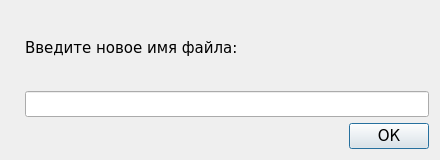
First picture: the form in MyServer/inputdial.ui, repository evgrafoov/VKRServer, before the edit.
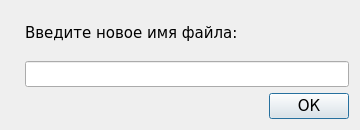
Second picture: the form after the edit. Icons and pictures are not drawn.

```diff
--- a/MyServer/inputdial.ui
+++ b/MyServer/inputdial.ui
@@ -6,8 +6,8 @@
    <rect>
     <x>0</x>
     <y>0</y>
-    <width>440</width>
-    <height>160</height>
+    <width>360</width>
+    <height>130</height>
    </rect>
   </property>
   <property name="font">
```
